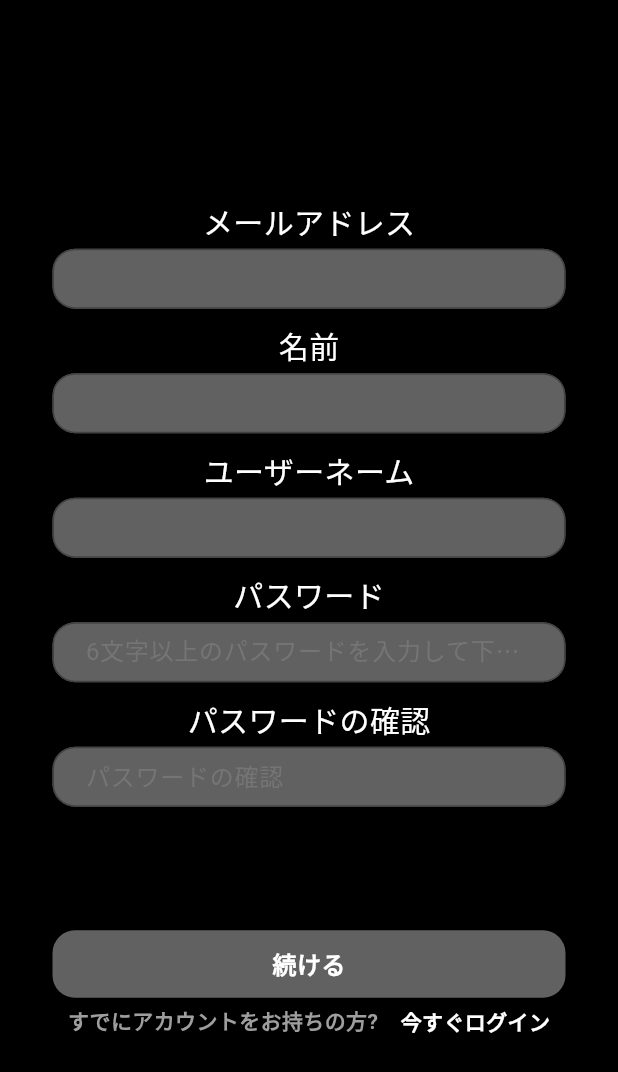
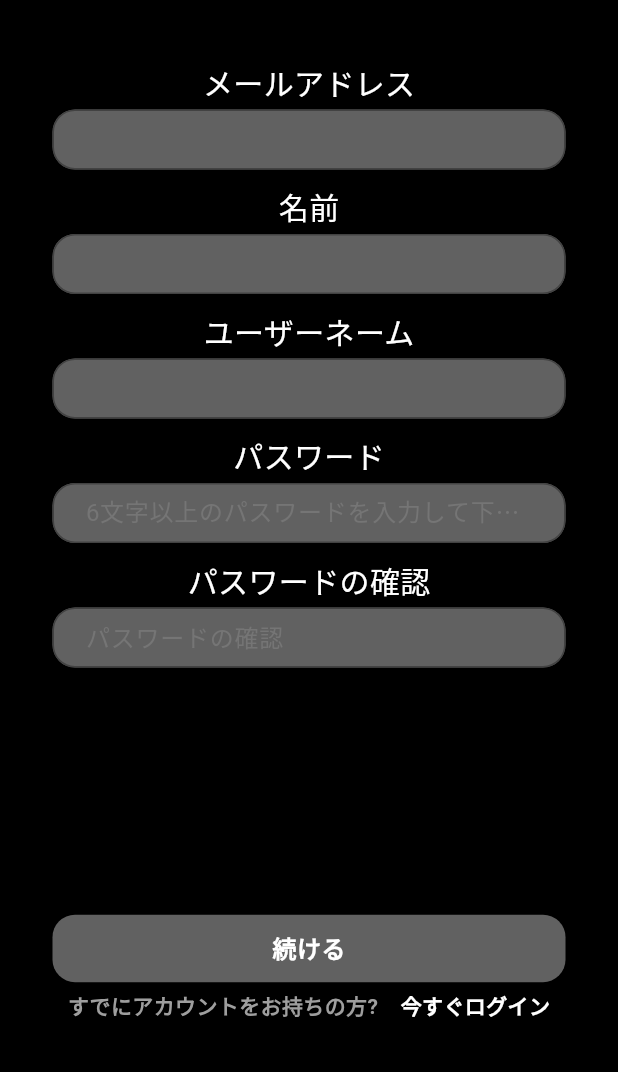
Before and after one commit to OYATSUTEAM/photo_flutter, a Flutter app: the screen it shows after launch, after a tap on "今すぐ登録", on a phone screen of 412 x 824 dp. Shown: the top 1072 px of the screen. Run offline on Flutter 3.47's test engine with Material 3 defaults, Android fonts, the light colour scheme and no system bars; our stand-ins replace camera, chat_bubbles, cloud_firestore, firebase_auth, firebase_core, firebase_storage and 6 more; missing offline and left inert: firebase_app_check, keyboard_avoider; accounts and stored records are empty; network calls fail; Roboto replaces fonts that are missing (NotoSansJP).

Commit message:
keyboard_issue

```diff
--- a/lib/ui/auth/login_screen.dart
+++ b/lib/ui/auth/login_screen.dart
@@ -17,8 +17,8 @@ class LoginScreen extends StatefulWidget {
 
 class _LoginScreenState extends State<LoginScreen> {
   // final FirebaseAuth user = locator.get();
-  var emailController = TextEditingController();
-  var passwordController = TextEditingController();
+  TextEditingController emailController = TextEditingController();
+  TextEditingController passwordController = TextEditingController();
 
   Future<void> signIn(
     String email,
@@ -72,7 +72,7 @@ class _LoginScreenState extends State<LoginScreen> {
             mainAxisAlignment: MainAxisAlignment.center,
             children: [
               const SizedBox(
-                height: 40,
+                height: 30,
               ),
               Text(
                 "メールアドレス",
--- a/lib/ui/auth/register_screen.dart
+++ b/lib/ui/auth/register_screen.dart
@@ -1,5 +1,6 @@
 import 'package:flutter/material.dart';
 import 'package:cloud_firestore/cloud_firestore.dart';
+import 'package:keyboard_avoider/keyboard_avoider.dart';
 import 'package:testing/DI/service_locator.dart';
 import 'package:testing/services/auth/auth_service.dart';
 import 'package:testing/services/chat/chat_services.dart';
@@ -76,21 +77,23 @@ class _RegisterScreenState extends State<RegisterScreen> {
     }
   }
 
+  var emailController = TextEditingController();
+  var nameController = TextEditingController();
+  var userNameController = TextEditingController();
+  var passwordController = TextEditingController();
+  var pwConfirmController = TextEditingController();
   @override
   Widget build(BuildContext context) {
-    var emailController = TextEditingController();
-    var nameController = TextEditingController();
-    var userNameController = TextEditingController();
-    var passwordController = TextEditingController();
-    var pwConfirmController = TextEditingController();
     return Scaffold(
       resizeToAvoidBottomInset: true,
       backgroundColor: Theme.of(context).colorScheme.surface,
-      body: SafeArea(
-        child: Expanded(
+      body: SingleChildScrollView(
+          child: SafeArea(
+        child: Center(
           child: Column(
             mainAxisAlignment: MainAxisAlignment.center,
             children: [
+              const SizedBox(height: 40),
               Text(
                 "メールアドレス",
                 style: TextStyle(
@@ -161,7 +164,7 @@ class _RegisterScreenState extends State<RegisterScreen> {
                 obsecure: true,
                 controller: pwConfirmController,
               ),
-              SizedBox(height: MediaQuery.of(context).size.height * 0.1),
+              SizedBox(height: MediaQuery.of(context).size.height * 0.2),
               MyButton(
                 text: "続ける",
                 onTap: () {
@@ -201,7 +204,7 @@ class _RegisterScreenState extends State<RegisterScreen> {
             ],
           ),
         ),
-      ),
+      )),
     );
   }
 }
--- a/lib/ui/auth/reset_password.dart
+++ b/lib/ui/auth/reset_password.dart
@@ -172,7 +172,7 @@ class _ResetPasswordScreenState extends State<ResetPasswordScreen> {
                   );
                 },
                 child: Text(
-                  "今すぐ登録",
+                  "プロフィールの編集 に行く",
                   style: TextStyle(
                     fontWeight: FontWeight.bold,
                     color: Colors.white,
--- a/lib/ui/camera/add_camera_screen.dart
+++ b/lib/ui/camera/add_camera_screen.dart
@@ -45,7 +45,7 @@ class _AddCameraScreenState extends State<AddCameraScreen>
         _isCameraPermissionGranted = true;
       });
       // Set and initialize the new camera
-      onNewCameraSelected(cameras[0]);
+      onNewCameraSelected(cameras[1]);
       refreshAlreadyCapturedImages();
     } else {
       log('Camera Permission: DENIED');
--- a/lib/ui/camera/profile_camera_screen.dart
+++ b/lib/ui/camera/profile_camera_screen.dart
@@ -52,7 +52,7 @@ class _CameraScreenState extends State<ProfileCameraScreen>
         _isCameraPermissionGranted = true;
       });
       // Set and initialize the new camera
-      onNewCameraSelected(cameras[0]);
+      onNewCameraSelected(cameras[1]);
       refreshAlreadyCapturedImages();
     } else {
       log('Camera Permission: DENIED');
--- a/pubspec.yaml
+++ b/pubspec.yaml
@@ -56,6 +56,7 @@ dependencies:
   # gal: ^2.3.0
   permission_handler: ^11.3.1
   firebase_app_check: ^0.3.1+7
+  keyboard_avoider: ^0.2.0
   # firebase_app_check: ^0.3.1+7
   # video_player: ^2.9.2
   # image_field: ^0.0.10
```
Also changed, not shown: lib/ui/camera/camera_screen.dart (+38 -36 lines), lib/ui/camera/post_preview_screen.dart (+46 -18 lines), lib/ui/myProfile/myprofile_edit.dart (+4 -3 lines), pubspec.lock.
